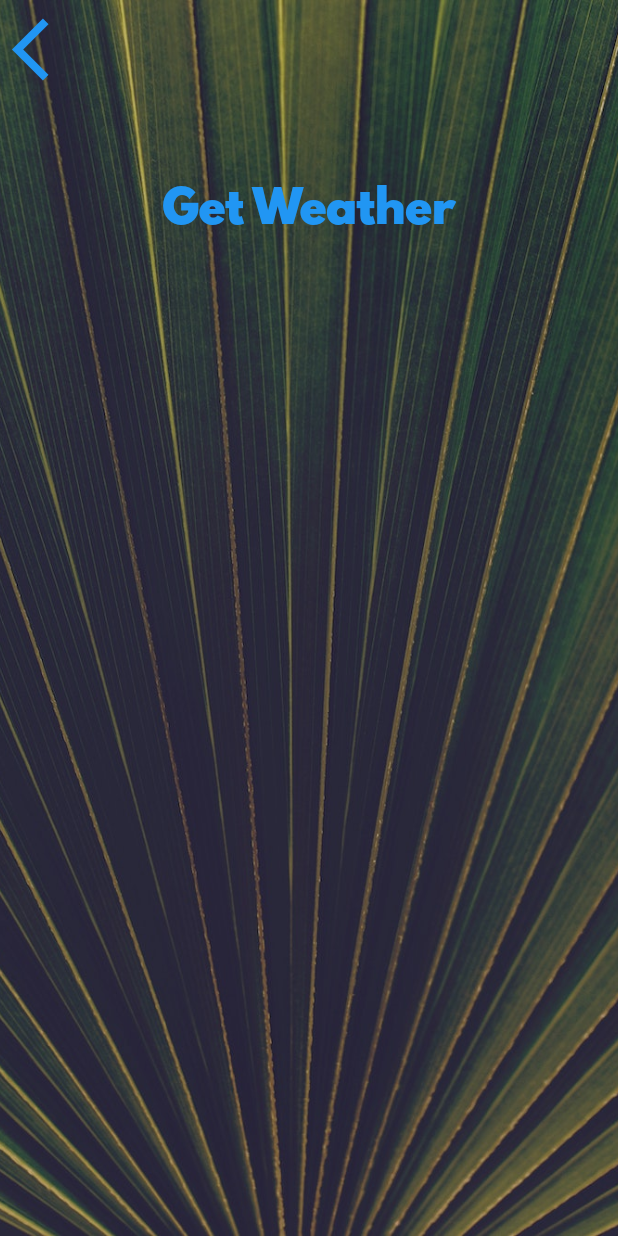
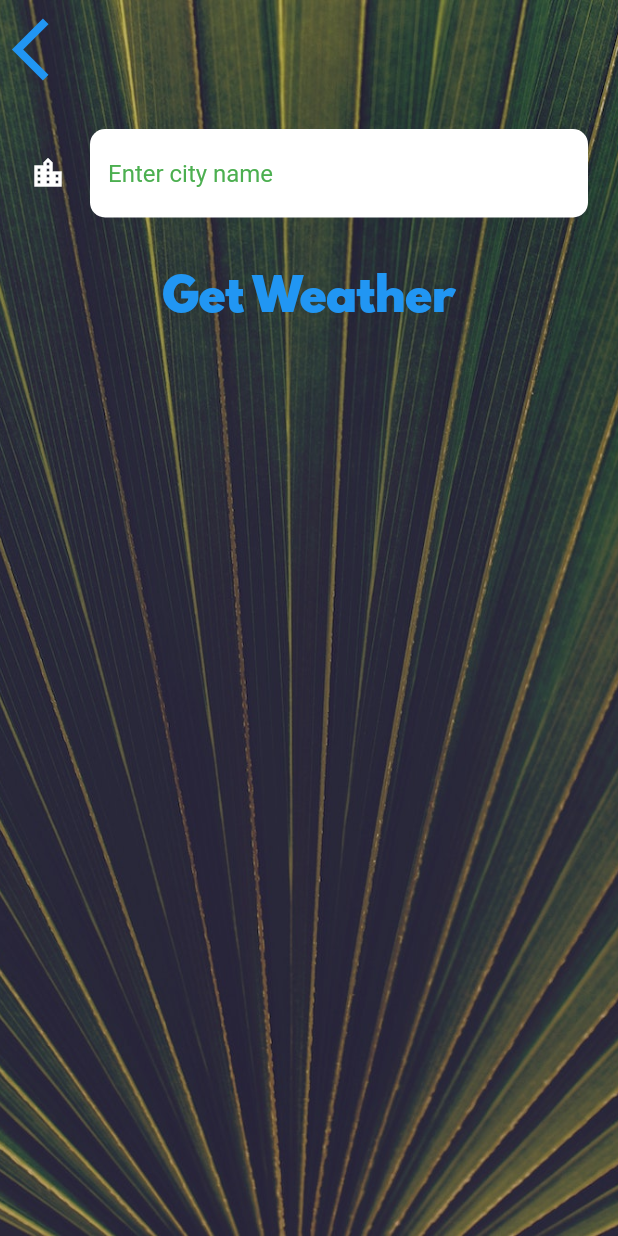
Before and after one commit to GuilhermeSilvaCosta/clima-flutter, a Flutter app: the CityScreen screen opened directly, on a phone screen of 412 x 824 dp. Run offline on Flutter 3.47's test engine with Material 2 defaults, Android fonts, the phone set to English and light mode, and no system bars; our stand-ins replace flutter_dotenv, flutter_spinkit, geolocator.

Commit message:
Finish app

```diff
--- a/lib/screens/city_screen.dart
+++ b/lib/screens/city_screen.dart
@@ -2,42 +2,63 @@ import 'package:flutter/material.dart';
 import 'package:clima/utilities/constants.dart';
 
 class CityScreen extends StatefulWidget {
+  const CityScreen({super.key});
+
   @override
-  _CityScreenState createState() => _CityScreenState();
+  CityScreenState createState() => CityScreenState();
 }
 
-class _CityScreenState extends State<CityScreen> {
+class CityScreenState extends State<CityScreen> {
+  String cityName = '';
+
   @override
   Widget build(BuildContext context) {
+
+    void handleChangeCity(String value) {
+      cityName = value;
+    }
+
+    void goToWeatherScreen() {
+      Navigator.pop(context, cityName);
+    }
+
     return Scaffold(
       body: Container(
-        decoration: BoxDecoration(
+        decoration: const BoxDecoration(
           image: DecorationImage(
             image: AssetImage('images/city_background.jpg'),
             fit: BoxFit.cover,
           ),
         ),
-        constraints: BoxConstraints.expand(),
+        constraints: const BoxConstraints.expand(),
         child: SafeArea(
           child: Column(
             children: <Widget>[
               Align(
                 alignment: Alignment.topLeft,
                 child: TextButton(
-                  onPressed: () {},
-                  child: Icon(
+                  onPressed: () {
+                    Navigator.pop(context, '');
+                  },
+                  child: const Icon(
                     Icons.arrow_back_ios,
                     size: 50.0,
                   ),
                 ),
               ),
               Container(
-                padding: EdgeInsets.all(20.0),
-                child: null,
+                padding: const EdgeInsets.all(20.0),
+                child: TextField(
+                  style: const TextStyle(
+                    color: Colors.black,
+                  ),
+                  decoration: kInputDecoration,
+                  onChanged: handleChangeCity,
+                ),
               ),
               TextButton(
-                onPressed: () {},
-                child: Text(
+                onPressed: goToWeatherScreen,
+                child: const Text(
                   'Get Weather',
                   style: kButtonTextStyle,
                 ),
--- a/lib/utilities/constants.dart
+++ b/lib/utilities/constants.dart
@@ -18,3 +18,22 @@ const kButtonTextStyle = TextStyle(
 const kConditionTextStyle = TextStyle(
   fontSize: 100.0,
 );
+
+const kInputDecoration = InputDecoration(
+  filled: true,
+  fillColor: Colors.white,
+  icon: Icon(
+    Icons.location_city,
+    color: Colors.white,
+  ),
+  hintText: 'Enter city name',
+  hintStyle: TextStyle(
+    color: Colors.green,
+  ),
+  border: OutlineInputBorder(
+    borderRadius: BorderRadius.all(
+      Radius.circular(10.0)
+    ),
+    borderSide: BorderSide.none,
+  ),
+);
--- a/pubspec.yaml
+++ b/pubspec.yaml
@@ -36,6 +36,9 @@ dependencies:
   # The following adds the Cupertino Icons font to your application.
   # Use with the CupertinoIcons class for iOS style icons.
   cupertino_icons: ^1.0.2
+  http: ^1.1.0
+  flutter_spinkit: ^5.2.0
+  flutter_dotenv: ^5.1.0
 
 dev_dependencies:
   flutter_test:
@@ -58,6 +61,7 @@ flutter:
 
   assets:
   - images/
+  - .env
 
   fonts:
   - family: Spartan MB
```
Also changed, not shown: lib/main.dart (+7 -2 lines), lib/screens/loading_screen.dart (+19 -18 lines), lib/screens/location_screen.dart (+59 -14 lines), lib/services/location.dart (added, +20 -0 lines), lib/services/networking.dart (added, +22 -0 lines), lib/services/weather.dart (+25 -0 lines), pubspec.lock, 2 other files.
